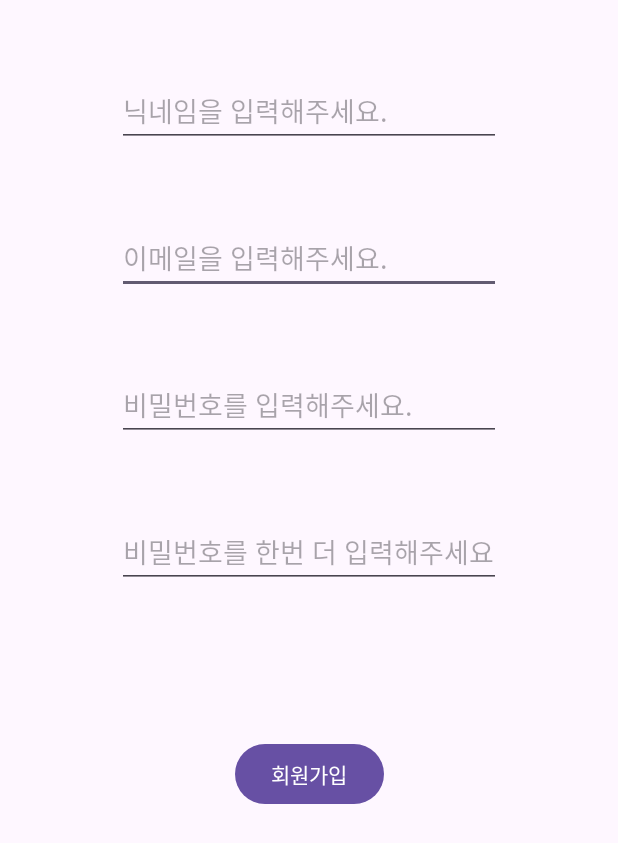
After one commit to hajin148/MUSICAI, an Android app: the layout registration.xml on its own in the app's theme, with its tools: preview values and no code run, on a phone screen of 412 x 824 dp. The commit adds this screen. Shown: the top 843 px of the screen. Run offline under Robolectric (Android 15) with nearby library versions, the phone set to English and light mode, and no system bars.

Commit message:
User Registration implemented

```diff
--- a/app/build.gradle.kts
+++ b/app/build.gradle.kts
@@ -49,6 +49,7 @@ dependencies {
     implementation("androidx.appcompat:appcompat:1.7.0")
     implementation("com.google.android.material:material:1.12.0")
     implementation("androidx.constraintlayout:constraintlayout:2.2.0")
+    implementation("com.google.firebase:firebase-database-ktx:21.0.0")
     testImplementation("junit:junit:4.13.2")
     androidTestImplementation("androidx.test.ext:junit:1.2.1")
     androidTestImplementation("androidx.test.espresso:espresso-core:3.6.1")
--- a/app/src/main/res/layout/activity_main.xml
+++ b/app/src/main/res/layout/activity_main.xml
@@ -19,7 +19,7 @@
         android:id="@+id/button"
         android:layout_width="wrap_content"
         android:layout_height="wrap_content"
-        android:text="Button"
+        android:text="Register"
         app:layout_constraintBottom_toBottomOf="parent"
         app:layout_constraintEnd_toEndOf="parent"
         app:layout_constraintStart_toStartOf="parent"
--- /dev/null
+++ b/app/src/main/res/layout/registration.xml
@@ -0,0 +1,65 @@
+<?xml version="1.0" encoding="utf-8"?>
+<androidx.constraintlayout.widget.ConstraintLayout xmlns:android="http://schemas.android.com/apk/res/android"
+    xmlns:app="http://schemas.android.com/apk/res-auto"
+    xmlns:tools="http://schemas.android.com/tools"
+    android:layout_width="match_parent"
+    android:layout_height="match_parent">
+
+    <EditText
+        android:id="@+id/email"
+        android:layout_width="wrap_content"
+        android:layout_height="wrap_content"
+        android:layout_marginTop="50dp"
+        android:ems="12"
+        android:hint="이메일을 입력해주세요."
+        android:inputType="textEmailAddress"
+        app:layout_constraintEnd_toEndOf="parent"
+        app:layout_constraintStart_toStartOf="parent"
+        app:layout_constraintTop_toBottomOf="@+id/username" />
+
+    <EditText
+        android:id="@+id/username"
+        android:layout_width="wrap_content"
+        android:layout_height="wrap_content"
+        android:layout_marginTop="50dp"
+        android:ems="12"
+        android:inputType="text"
+        android:hint="닉네임을 입력해주세요."
+        app:layout_constraintEnd_toEndOf="parent"
+        app:layout_constraintStart_toStartOf="parent"
+        app:layout_constraintTop_toTopOf="parent" />
+
+    <EditText
+        android:id="@+id/password"
+        android:layout_width="wrap_content"
+        android:layout_height="wrap_content"
+        android:layout_marginTop="50dp"
+        android:ems="12"
+        android:inputType="textPassword"
+        android:hint="비밀번호를 입력해주세요."
+        app:layout_constraintEnd_toEndOf="parent"
+        app:layout_constraintStart_toStartOf="parent"
+        app:layout_constraintTop_toBottomOf="@+id/email" />
+
+    <EditText
+        android:id="@+id/password_confirm"
+        android:layout_width="wrap_content"
+        android:layout_height="wrap_content"
+        android:layout_marginTop="50dp"
+        android:ems="12"
+        android:inputType="textPassword"
+        android:hint="비밀번호를 한번 더 입력해주세요."
+        app:layout_constraintEnd_toEndOf="parent"
+        app:layout_constraintStart_toStartOf="parent"
+        app:layout_constraintTop_toBottomOf="@+id/password" />
+
+    <Button
+        android:id="@+id/register"
+        android:layout_width="wrap_content"
+        android:layout_height="wrap_content"
+        android:layout_marginTop="100dp"
+        android:text="회원가입"
+        app:layout_constraintEnd_toEndOf="parent"
+        app:layout_constraintStart_toStartOf="parent"
+        app:layout_constraintTop_toBottomOf="@+id/password_confirm" />
+</androidx.constraintlayout.widget.ConstraintLayout>
--- a/build.gradle.kts
+++ b/build.gradle.kts
@@ -1,4 +1,9 @@
 // Top-level build file where you can add configuration options common to all sub-projects/modules.
+buildscript {
+    dependencies {
+        classpath("com.google.gms:google-services:4.4.0")
+    }
+}
 plugins {
     id("com.android.application") version "8.1.1" apply false
     id("org.jetbrains.kotlin.android") version "1.9.0" apply false
```
Also changed, not shown: app/src/main/java/com/dasoni/musicai/MainActivity.kt (+51 -5 lines), app/src/main/java/com/dasoni/musicai/User.java (+18 -41 lines), app/src/main/res/layout/second_activity.xml (deleted, +0 -15 lines).
